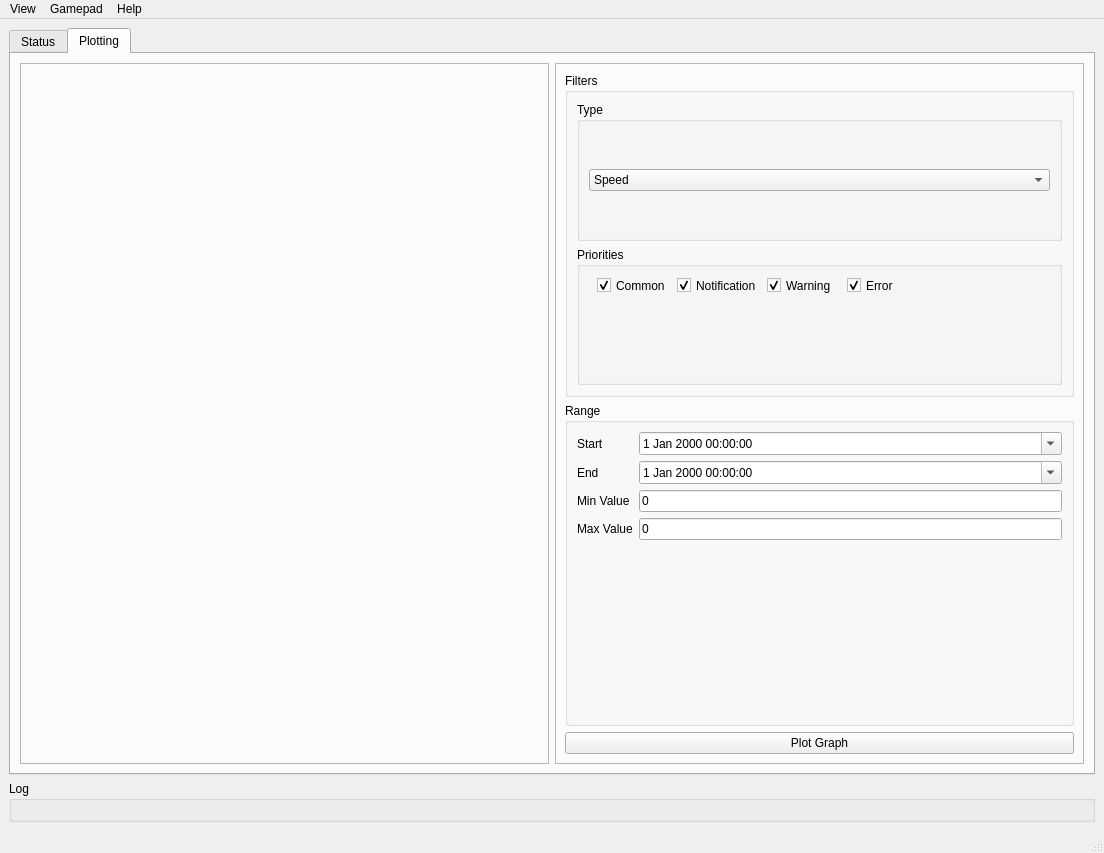
This is src/designer/window_main.ui in marsinstituteSC/MissionControl as Qt 5 draws it before an edit. The edited form follows.
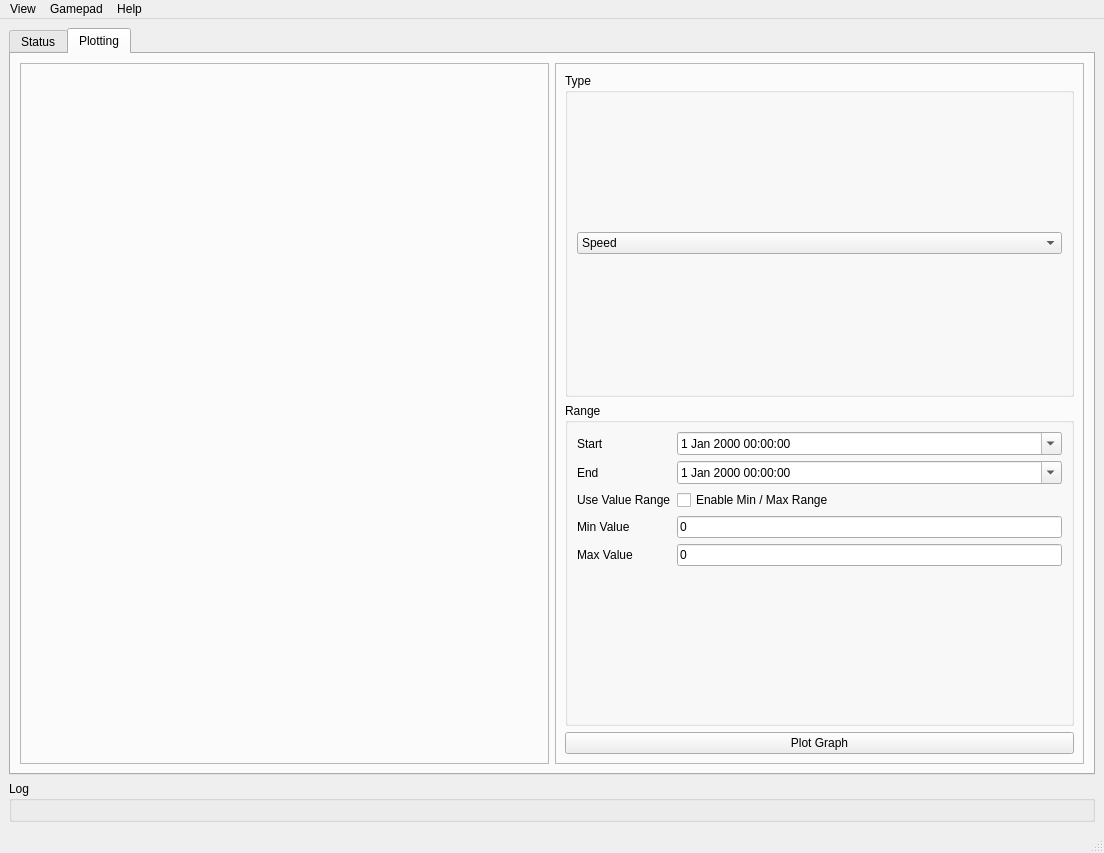
This is the edited form. The open tabs and pages were chosen to show the change.

```diff
--- a/src/designer/window_main.ui
+++ b/src/designer/window_main.ui
@@ -125,109 +125,6 @@
            <enum>QFrame::Sunken</enum>
           </property>
           <layout class="QGridLayout" name="gridGraphOptions">
-           <item row="0" column="0">
-            <widget class="QGroupBox" name="groupPlotFilters">
-             <property name="title">
-              <string>Filters</string>
-             </property>
-             <layout class="QGridLayout" name="gridPlottSettings">
-              <item row="1" column="0">
-               <widget class="QGroupBox" name="groupPlotPriorities">
-                <property name="title">
-                 <string>Priorities</string>
-                </property>
-                <widget class="QCheckBox" name="checkPrioCommon">
-                 <property name="geometry">
-                  <rect>
-                   <x>20</x>
-                   <y>30</y>
-                   <width>70</width>
-                   <height>17</height>
-                  </rect>
-                 </property>
-                 <property name="text">
-                  <string>Common</string>
-                 </property>
-                 <property name="checked">
-                  <bool>true</bool>
-                 </property>
-                </widget>
-                <widget class="QCheckBox" name="checkPrioNotif">
-                 <property name="geometry">
-                  <rect>
-                   <x>100</x>
-                   <y>30</y>
-                   <width>91</width>
-                   <height>17</height>
-                  </rect>
-                 </property>
-                 <property name="text">
-                  <string>Notification</string>
-                 </property>
-                 <property name="checked">
-                  <bool>true</bool>
-                 </property>
-                </widget>
-                <widget class="QCheckBox" name="checkPrioWarn">
-                 <property name="geometry">
-                  <rect>
-                   <x>190</x>
-                   <y>30</y>
-                   <width>70</width>
-                   <height>17</height>
-                  </rect>
-                 </property>
-                 <property name="text">
-                  <string>Warning</string>
-                 </property>
-                 <property name="checked">
-                  <bool>true</bool>
-                 </property>
-                </widget>
-                <widget class="QCheckBox" name="checkPrioErr">
-                 <property name="geometry">
-                  <rect>
-                   <x>270</x>
-                   <y>30</y>
-                   <width>70</width>
-                   <height>17</height>
-                  </rect>
-                 </property>
-                 <property name="text">
-                  <string>Error</string>
-                 </property>
-                 <property name="checked">
-                  <bool>true</bool>
-                 </property>
-                </widget>
-               </widget>
-              </item>
-              <item row="0" column="0">
-               <widget class="QGroupBox" name="groupPlotType">
-                <property name="title">
-                 <string>Type</string>
-                </property>
-                <layout class="QGridLayout" name="gridLayout_4">
-                 <item row="0" column="0">
-                  <widget class="QComboBox" name="comboBox">
-                   <item>
-                    <property name="text">
-                     <string>Speed</string>
-                    </property>
-                   </item>
-                   <item>
-                    <property name="text">
-                     <string>Temperature</string>
-                    </property>
-                   </item>
-                  </widget>
-                 </item>
-                </layout>
-               </widget>
-              </item>
-             </layout>
-            </widget>
-           </item>
            <item row="1" column="0">
             <widget class="QGroupBox" name="groupPlotRange">
              <property name="title">
@@ -265,32 +162,69 @@
                 </property>
                </widget>
               </item>
-              <item row="2" column="0">
+              <item row="3" column="0">
                <widget class="QLabel" name="label_3">
                 <property name="text">
                  <string>Min Value</string>
                 </property>
                </widget>
               </item>
-              <item row="3" column="0">
+              <item row="4" column="0">
                <widget class="QLabel" name="label_4">
                 <property name="text">
                  <string>Max Value</string>
                 </property>
                </widget>
               </item>
-              <item row="2" column="1">
-               <widget class="QLineEdit" name="fieldMinVal">
-                <property name="text">
-                 <string>0</string>
-                </property>
-               </widget>
-              </item>
               <item row="3" column="1">
+               <widget class="QLineEdit" name="fieldMinVal">
+                <property name="text">
+                 <string>0</string>
+                </property>
+               </widget>
+              </item>
+              <item row="4" column="1">
                <widget class="QLineEdit" name="fieldMaxVal">
                 <property name="text">
                  <string>0</string>
                 </property>
+               </widget>
+              </item>
+              <item row="2" column="0">
+               <widget class="QLabel" name="label_5">
+                <property name="text">
+                 <string>Use Value Range</string>
+                </property>
+               </widget>
+              </item>
+              <item row="2" column="1">
+               <widget class="QCheckBox" name="plotCheckMinMax">
+                <property name="text">
+                 <string>Enable Min / Max Range</string>
+                </property>
+               </widget>
+              </item>
+             </layout>
+            </widget>
+           </item>
+           <item row="0" column="0">
+            <widget class="QGroupBox" name="groupPlotType">
+             <property name="title">
+              <string>Type</string>
+             </property>
+             <layout class="QGridLayout" name="gridLayout_4">
+              <item row="0" column="0">
+               <widget class="QComboBox" name="plotDataType">
+                <item>
+                 <property name="text">
+                  <string>Speed</string>
+                 </property>
+                </item>
+                <item>
+                 <property name="text">
+                  <string>Temperature</string>
+                 </property>
+                </item>
                </widget>
               </item>
              </layout>
```
